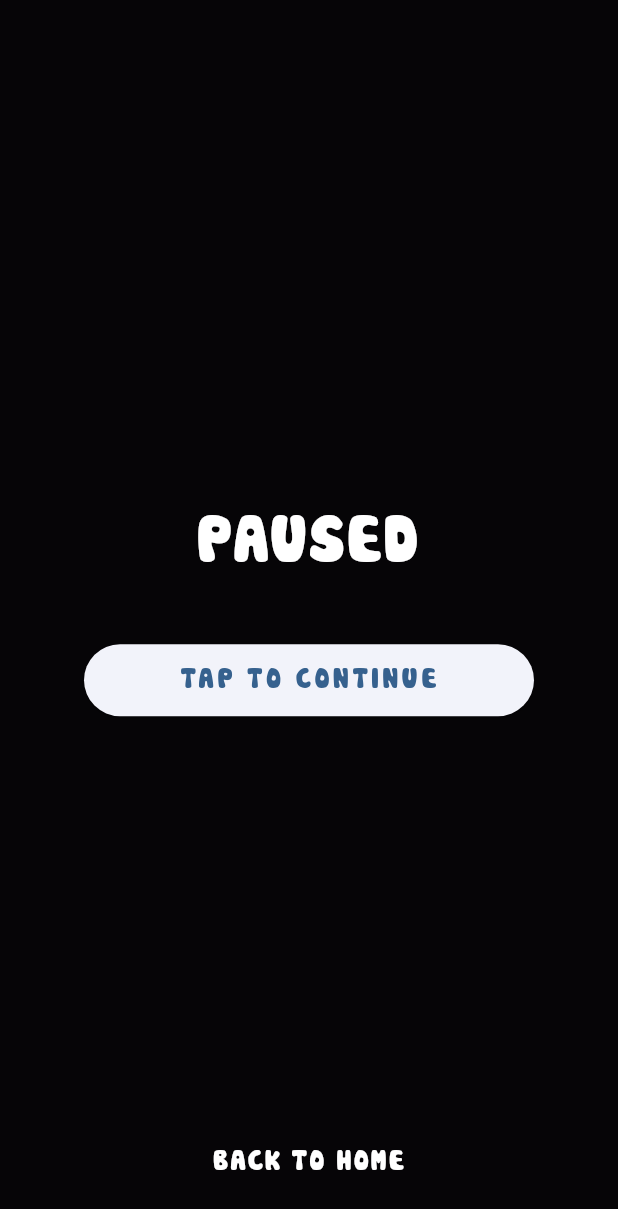
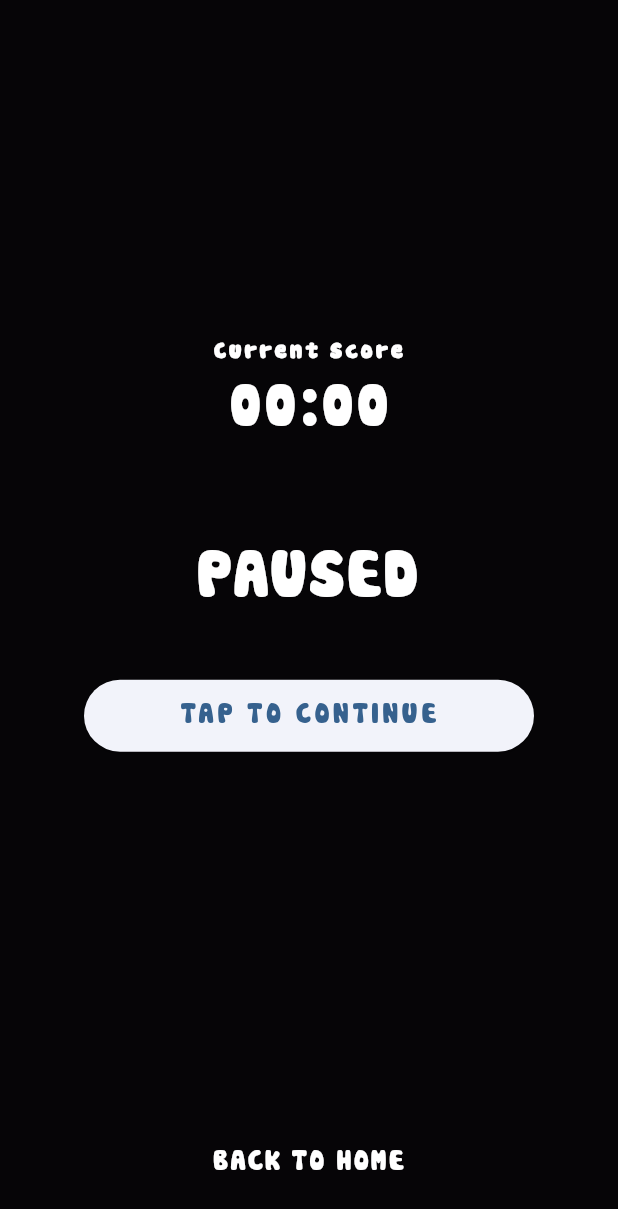
Before and after one commit to imaNNeo/save_the_potato, a Flutter app: the GamePausedUI widget shown alone on an empty page, opened directly, on a phone screen of 412 x 824 dp. Shown: the top 1209 px of the screen. Run offline on Flutter 3.47's test engine with Material 3 defaults, Android fonts, the phone set to English and light mode, and no system bars; our stand-ins replace cloud_functions, equatable, firebase_auth, firebase_core, flutter_animate, flutter_bloc and 5 more; missing offline and left inert: flame, flame_audio, flame_bloc, flame_noise, flame_rive; accounts and stored records are empty; generated files the repository leaves out were written again; network calls fail.

Commit message:
Show current score when game is paused

```diff
--- a/lib/presentation/widgets/game_paused_ui.dart
+++ b/lib/presentation/widgets/game_paused_ui.dart
@@ -1,6 +1,7 @@
 import 'package:flutter/material.dart';
 import 'package:flutter_bloc/flutter_bloc.dart';
 import 'package:flutter_phoenix/flutter_phoenix.dart';
+import 'package:save_the_potato/domain/app_utils.dart';
 import 'package:save_the_potato/presentation/cubit/game_cubit.dart';
 import 'package:save_the_potato/presentation/widgets/game_round_button.dart';
 
@@ -20,7 +21,28 @@ class GamePausedUI extends StatelessWidget {
             mainAxisSize: MainAxisSize.min,
             children: [
               Expanded(
-                flex: 4,
+                flex: 8,
+                child: Container(),
+              ),
+              const Text(
+                'Current Score',
+                style: TextStyle(
+                  color: Colors.white,
+                  fontWeight: FontWeight.bold,
+                  fontSize: 14,
+                  letterSpacing: 2,
+                ),
+              ),
+              Text(
+                AppUtils.getHighScoreRepresentation(
+                    (gameCubit.state.timePassed * 1000).toInt()),
+                style: const TextStyle(
+                  fontSize: 38,
+                  color: Colors.white,
+                ),
+              ),
+              Expanded(
+                flex: 2,
                 child: Container(),
               ),
               const Text(
@@ -40,7 +62,7 @@ class GamePausedUI extends StatelessWidget {
               ),
               const SizedBox(height: 24),
               Expanded(
-                flex: 3,
+                flex: 8,
                 child: Container(),
               ),
               TextButton(
```
